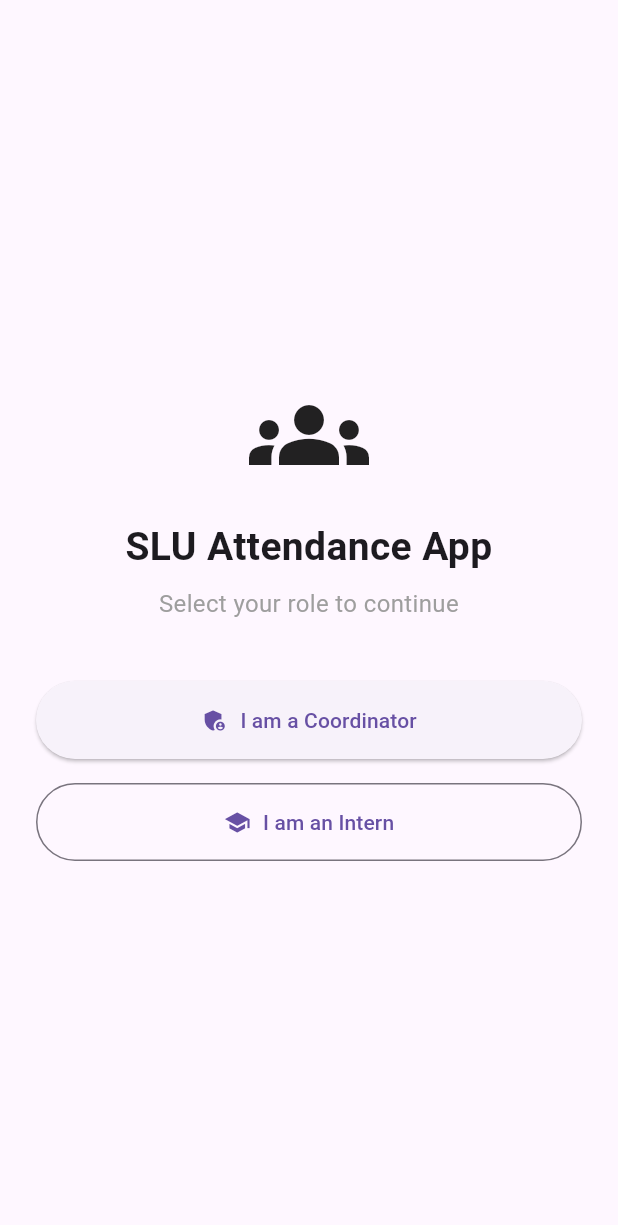
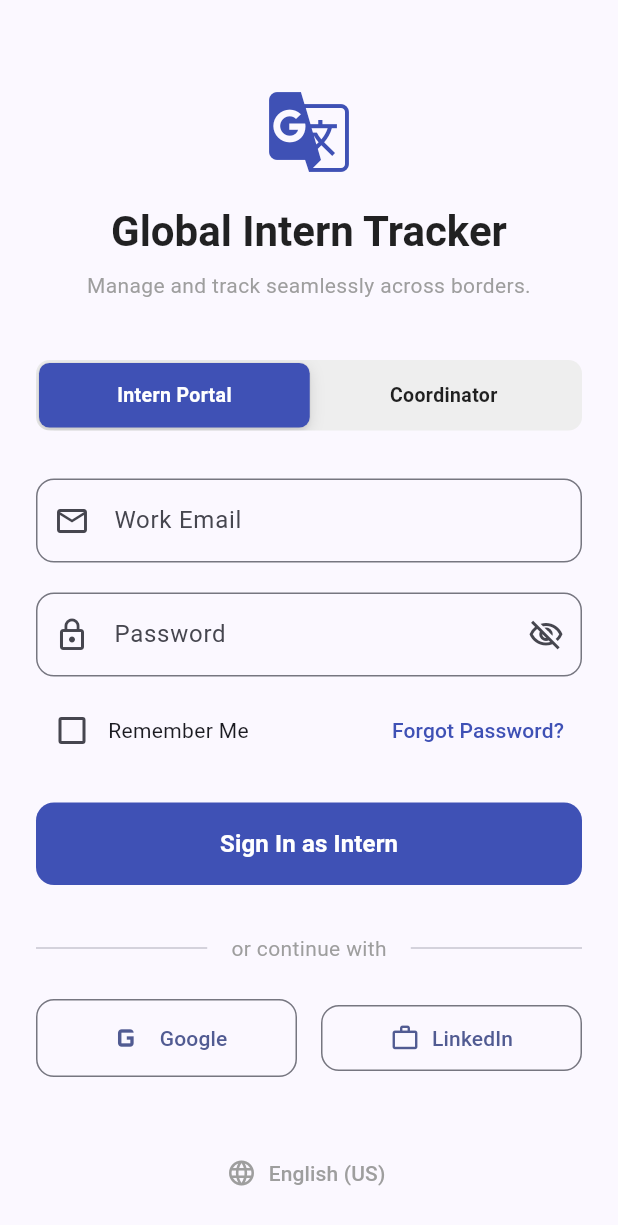
Before and after one commit to CynthiaJC/SLU_Attendance_App, a Flutter app: the screen it shows after launch, on a phone screen of 412 x 824 dp. Shown: the top 1225 px of the screen. Run offline on Flutter 3.47's test engine with Material 3 defaults, Android fonts, the phone set to English and light mode, and no system bars.

Commit message:
added the new login screen

```diff
--- a/lib/main.dart
+++ b/lib/main.dart
@@ -1,23 +1,23 @@
 import 'package:flutter/material.dart';
-import 'screens/role_selection_screen.dart';
+import 'screens/login_screen.dart'; // Directly targets the new file you renamed
 
 void main() {
-  runApp(const SLUAttendanceApp());
+  runApp(const MyApp());
 }
 
-class SLUAttendanceApp extends StatelessWidget {
-  const SLUAttendanceApp({super.key});
+class MyApp extends StatelessWidget {
+  const MyApp({super.key});
 
   @override
   Widget build(BuildContext context) {
     return MaterialApp(
-      title: 'SLU Attendance App',
+      title: 'Global Intern Tracker',
       debugShowCheckedModeBanner: false,
       theme: ThemeData(
-        primarySwatch: Colors.blue,
+        colorScheme: ColorScheme.fromSeed(seedColor: Colors.indigo),
         useMaterial3: true,
       ),
-      home: const RoleSelectionScreen(),
+      home: const LoginScreen(), // Directly loads your new unified login screen
     );
   }
 }
--- /dev/null
+++ b/lib/screens/login_screen.dart
@@ -0,0 +1,251 @@
+import 'package:flutter/cupertino.dart';
+import 'package:flutter/material.dart';
+
+class LoginScreen extends StatefulWidget {
+  const LoginScreen({super.key});
+
+  @override
+  State<LoginScreen> createState() => _LoginScreenState();
+}
+
+class _LoginScreenState extends State<LoginScreen> {
+  final _formKey = GlobalKey<FormState>();
+  final _emailController = TextEditingController();
+  final _passwordController = TextEditingController();
+
+  int _selectedRoleIndex = 0; // 0 = Intern, 1 = Coordinator
+  bool _isPasswordObscured = true;
+  bool _rememberMe = false;
+
+  @override
+  void dispose() {
+    _emailController.dispose();
+    _passwordController.dispose();
+    super.dispose();
+  }
+
+  void _handleLogin() {
+    if (_formKey.currentState!.validate()) {
+      final role = _selectedRoleIndex == 0 ? 'Intern' : 'Coordinator';
+      // TODO: Integrate authentication backend
+      ScaffoldMessenger.of(context).showSnackBar(
+        SnackBar(content: Text('Logging in as $role...')),
+      );
+    }
+  }
+
+  @override
+  Widget build(BuildContext context) {
+    // Dynamically adjust accent color based on user role context
+    final themeColor = _selectedRoleIndex == 0 ? Colors.indigo : Colors.teal;
+
+    return Scaffold(
+      body: SafeArea(
+        child: SingleChildScrollView(
+          padding: const EdgeInsets.symmetric(horizontal: 24.0, vertical: 16.0),
+          child: Form(
+            key: _formKey,
+            child: Column(
+              crossAxisAlignment: CrossAxisAlignment.stretch,
+              children: [
+                const SizedBox(height: 40),
+                // App Branding Area
+                Icon(Icons.g_translate_outlined, size: 64, color: themeColor),
+                const SizedBox(height: 16),
+                Text(
+                  'Global Intern Tracker',
+                  textAlign: TextAlign.center,
+                  style: Theme.of(context).textTheme.headlineMedium?.copyWith(
+                        fontWeight: FontWeight.bold,
+                        color: Colors.black87,
+                      ),
+                ),
+                const SizedBox(height: 8),
+                const Text(
+                  'Manage and track seamlessly across borders.',
+                  textAlign: TextAlign.center,
+                  style: TextStyle(color: Colors.grey),
+                ),
+                const SizedBox(height: 40),
+
+                // 1. Role Selection Mechanism
+                CupertinoSlidingSegmentedControl<int>(
+                  groupValue: _selectedRoleIndex,
+                  backgroundColor: Colors.grey.shade200,
+                  thumbColor: themeColor,
+                  children: {
+                    0: Padding(
+                      padding: const EdgeInsets.symmetric(vertical: 12),
+                      child: Text(
+                        'Intern Portal',
+                        style: TextStyle(
+                          fontWeight: FontWeight.bold,
+                          color: _selectedRoleIndex == 0 ? Colors.white : Colors.black87,
+                        ),
+                      ),
+                    ),
+                    1: Padding(
+                      padding: const EdgeInsets.symmetric(vertical: 12),
+                      child: Text(
+                        'Coordinator',
+                        style: TextStyle(
+                          fontWeight: FontWeight.bold,
+                          color: _selectedRoleIndex == 1 ? Colors.white : Colors.black87,
+                        ),
+                      ),
+                    ),
+                  },
+                  onValueChanged: (value) {
+                    setState(() {
+                      _selectedRoleIndex = value ?? 0;
+                    });
+                  },
+                ),
+                const SizedBox(height: 32),
+
+                // Email Input Field
+                TextFormField(
+                  controller: _emailController,
+                  keyboardType: TextInputType.emailAddress,
+                  decoration: InputDecoration(
+                    labelText: 'Work Email',
+                    prefixIcon: const Icon(Icons.email_outlined),
+                    border: OutlineInputBorder(borderRadius: BorderRadius.circular(12)),
+                  ),
+                  validator: (value) {
+                    if (value == null || value.trim().isEmpty) {
+                      return 'Please enter your email';
+                    }
+                    if (!RegExp(r'^[\w-\.]+@([\w-]+\.)+[\w-]{2,4}$').hasMatch(value)) {
+                      return 'Please enter a valid email address';
+                    }
+                    return null;
+                  },
+                ),
+                const SizedBox(height: 20),
+
+                // Password Input Field with Visibility Toggle
+                TextFormField(
+                  controller: _passwordController,
+                  obscureText: _isPasswordObscured,
+                  decoration: InputDecoration(
+                    labelText: 'Password',
+                    prefixIcon: const Icon(Icons.lock_outline),
+                    suffixIcon: IconButton(
+                      icon: Icon(
+                        _isPasswordObscured ? Icons.visibility_off_outlined : Icons.visibility_outlined,
+                      ),
+                      onPressed: () => setState(() => _isPasswordObscured = !_isPasswordObscured),
+                    ),
+                    border: OutlineInputBorder(borderRadius: BorderRadius.circular(12)),
+                  ),
+                  validator: (value) {
+                    if (value == null || value.isEmpty) {
+                      return 'Please enter your password';
+                    }
+                    if (value.length < 6) {
+                      return 'Password must be at least 6 characters long';
+                    }
+                    return null;
+                  },
+                ),
+                const SizedBox(height: 12),
+
+                // Remember Me & Forgot Password Layout row
+                Row(
+                  mainAxisAlignment: MainAxisAlignment.spaceBetween,
+                  children: [
+                    Row(
+                      children: [
+                        Checkbox(
+                          value: _rememberMe,
+                          activeColor: themeColor,
+                          onChanged: (value) => setState(() => _rememberMe = value ?? false),
+                        ),
+                        const Text('Remember Me'),
+                      ],
+                    ),
+                    TextButton(
+                      onPressed: () {
+                        // Handle Forgot Password routing contextually
+                      },
+                      child: Text('Forgot Password?', style: TextStyle(color: themeColor)),
+                    ),
+                  ],
+                ),
+                const SizedBox(height: 24),
+
+                // Primary Action Button
+                ElevatedButton(
+                  onPressed: _handleLogin,
+                  style: ElevatedButton.styleFrom(
+                    backgroundColor: themeColor,
+                    foregroundColor: Colors.white,
+                    padding: const EdgeInsets.symmetric(vertical: 16),
+                    shape: RoundedRectangleBorder(borderRadius: BorderRadius.circular(12)),
+                    elevation: 0,
+                  ),
+                  child: Text(
+                    _selectedRoleIndex == 0 ? 'Sign In as Intern' : 'Sign In as Coordinator',
+                    style: const TextStyle(fontSize: 16, fontWeight: FontWeight.bold),
+                  ),
+                ),
+                const SizedBox(height: 32),
+
+                // Divider line for social providers
+                const Row(
+                  children: [
+                    Expanded(child: Divider()),
+                    Padding(
+                      padding: EdgeInsets.symmetric(horizontal: 16),
+                      child: Text('or continue with', style: TextStyle(color: Colors.grey)),
+                    ),
+                    Expanded(child: Divider()),
+                  ],
+                ),
+                const SizedBox(height: 24),
+
+                // OAuth Options (Google & LinkedIn)
+                Row(
+                  children: [
+                    Expanded(
+                      child: OutlinedButton.icon(
+                        onPressed: () {},
+                        icon: const Icon(Icons.g_mobiledata, size: 28),
+                        label: const Text('Google'),
+                        style: OutlinedButton.styleFrom(
+                          padding: const EdgeInsets.symmetric(vertical: 12),
+                          shape: RoundedRectangleBorder(borderRadius: BorderRadius.circular(12)),
+                        ),
+                      ),
+                    ),
+                    const SizedBox(width: 16),
+                    Expanded(
+                      child: OutlinedButton.icon(
+                        onPressed: () {},
+                        icon: const Icon(Icons.work_outline, size: 20),
+                        label: const Text('LinkedIn'),
+                        style: OutlinedButton.styleFrom(
+                          padding: const EdgeInsets.symmetric(vertical: 12),
+                          shape: RoundedRectangleBorder(borderRadius: BorderRadius.circular(12)),
+                        ),
+                      ),
+                    ),
+                  ],
+                ),
+                const SizedBox(height: 40),
+
+                // Language Selector Simulation at Footer
+                TextButton.icon(
+                  onPressed: () {},
+                  icon: const Icon(Icons.language, size: 20, color: Colors.grey),
+                  label: const Text('English (US)', style: TextStyle(color: Colors.grey)),
+                ),
+              ],
+            ),
+          ),
+        ),
+      ),
+    );
+  }
+}
--- a/lib/screens/role_selection_screen.dart
+++ /dev/null
@@ -1,71 +0,0 @@
-import 'package:flutter/material.dart';
-import 'coordinator_login_screen.dart';
-import 'intern_login_screen.dart';
-
-class RoleSelectionScreen extends StatelessWidget {
-  const RoleSelectionScreen({super.key});
-
-  @override
-  Widget build(BuildContext context) {
-    return Scaffold(
-      body: SafeArea(
-        child: Padding(
-          padding: const EdgeInsets.symmetric(horizontal: 24.0),
-          child: Center(
-            child: Column(
-              mainAxisSize: MainAxisSize.min,
-              crossAxisAlignment: CrossAxisAlignment.stretch,
-              children: [
-                const Icon(Icons.groups, size: 80),
-                const SizedBox(height: 16),
-                const Text(
-                  'SLU Attendance App',
-                  textAlign: TextAlign.center,
-                  style: TextStyle(fontSize: 26, fontWeight: FontWeight.bold),
-                ),
-                const SizedBox(height: 8),
-                const Text(
-                  'Select your role to continue',
-                  textAlign: TextAlign.center,
-                  style: TextStyle(fontSize: 16, color: Colors.grey),
-                ),
-                const SizedBox(height: 40),
-                ElevatedButton.icon(
-                  icon: const Icon(Icons.admin_panel_settings),
-                  label: const Text('I am a Coordinator'),
-                  style: ElevatedButton.styleFrom(
-                    padding: const EdgeInsets.symmetric(vertical: 16),
-                  ),
-                  onPressed: () {
-                    Navigator.push(
-                      context,
-                      MaterialPageRoute(
-                        builder: (context) => const CoordinatorLoginScreen(),
-                      ),
-                    );
-                  },
-                ),
-                const SizedBox(height: 16),
-                OutlinedButton.icon(
-                  icon: const Icon(Icons.school),
-                  label: const Text('I am an Intern'),
-                  style: OutlinedButton.styleFrom(
-                    padding: const EdgeInsets.symmetric(vertical: 16),
-                  ),
-                  onPressed: () {
-                    Navigator.push(
-                      context,
-                      MaterialPageRoute(
-                        builder: (context) => const InternLoginScreen(),
-                      ),
-                    );
-                  },
-                ),
-              ],
-            ),
-          ),
-        ),
-      ),
-    );
-  }
-}
```
Also changed, not shown: lib/screens/coordinator_login_screen.dart (deleted, +0 -100 lines), lib/screens/intern_login_screen.dart (deleted, +0 -100 lines), pubspec.lock, 1 other file.
